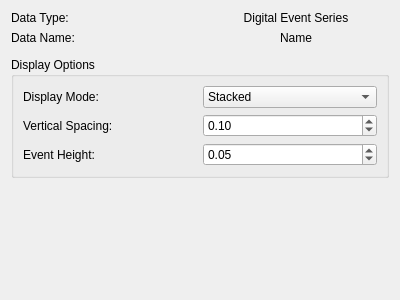
Old version of the form src/WhiskerToolbox/DataViewer_Widget/DigitalEvent/EventViewer_Widget.ui in the repository paulmthompson/WhiskerToolbox.
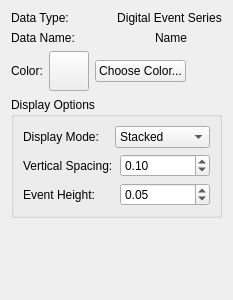
New version of the form. Custom widgets are drawn as their Qt base class.

Commit message: use colorbutton instead of colorpicker_widget for data viewer

```diff
--- a/src/WhiskerToolbox/DataViewer_Widget/DigitalEvent/EventViewer_Widget.ui
+++ b/src/WhiskerToolbox/DataViewer_Widget/DigitalEvent/EventViewer_Widget.ui
@@ -6,7 +6,7 @@
    <rect>
     <x>0</x>
     <y>0</y>
-    <width>400</width>
+    <width>233</width>
     <height>300</height>
    </rect>
   </property>
@@ -57,7 +57,54 @@
     </layout>
    </item>
    <item>
-    <widget class="ColorPicker_Widget" name="color_picker" native="true"/>
+    <layout class="QHBoxLayout" name="color_layout">
+     <item>
+      <widget class="QLabel" name="color_label">
+       <property name="text">
+        <string>Color:</string>
+       </property>
+      </widget>
+     </item>
+     <item>
+      <widget class="QPushButton" name="color_display_button">
+       <property name="minimumSize">
+        <size>
+         <width>40</width>
+         <height>40</height>
+        </size>
+       </property>
+       <property name="maximumSize">
+        <size>
+         <width>40</width>
+         <height>40</height>
+        </size>
+       </property>
+       <property name="text">
+        <string/>
+       </property>
+      </widget>
+     </item>
+     <item>
+      <widget class="QPushButton" name="color_button">
+       <property name="text">
+        <string>Choose Color...</string>
+       </property>
+      </widget>
+     </item>
+     <item>
+      <spacer name="horizontalSpacer">
+       <property name="orientation">
+        <enum>Qt::Orientation::Horizontal</enum>
+       </property>
+       <property name="sizeHint" stdset="0">
+        <size>
+         <width>40</width>
+         <height>20</height>
+        </size>
+       </property>
+      </spacer>
+     </item>
+    </layout>
    </item>
    <item>
     <widget class="QGroupBox" name="display_groupbox">
@@ -162,14 +209,6 @@
    </item>
   </layout>
  </widget>
- <customwidgets>
-  <customwidget>
-   <class>ColorPicker_Widget</class>
-   <extends>QWidget</extends>
-   <header>ColorPicker_Widget/ColorPicker_Widget.hpp</header>
-   <container>1</container>
-  </customwidget>
- </customwidgets>
  <resources/>
  <connections/>
 </ui> 
```
Left out of the diff: 2 changed lines with no effect on the pictures. The commit also changes 15 other files.
